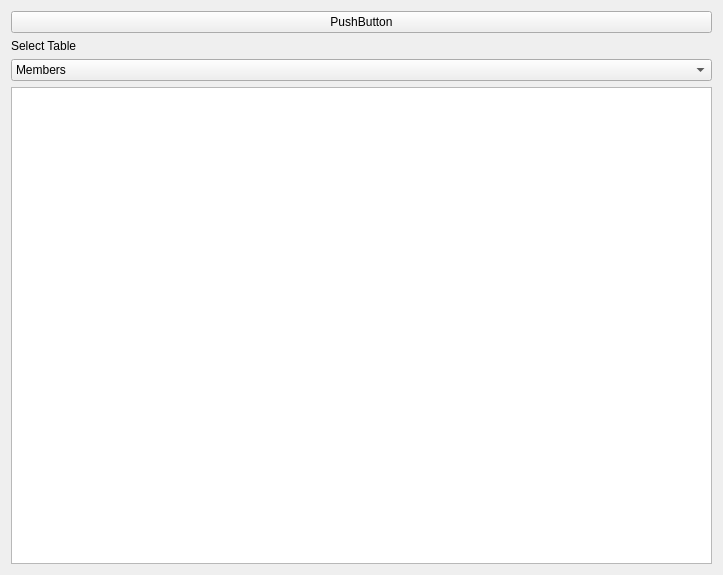
First picture: the form in dbManager/WDbView.ui, repository icampsi/FindWhat, before the edit.
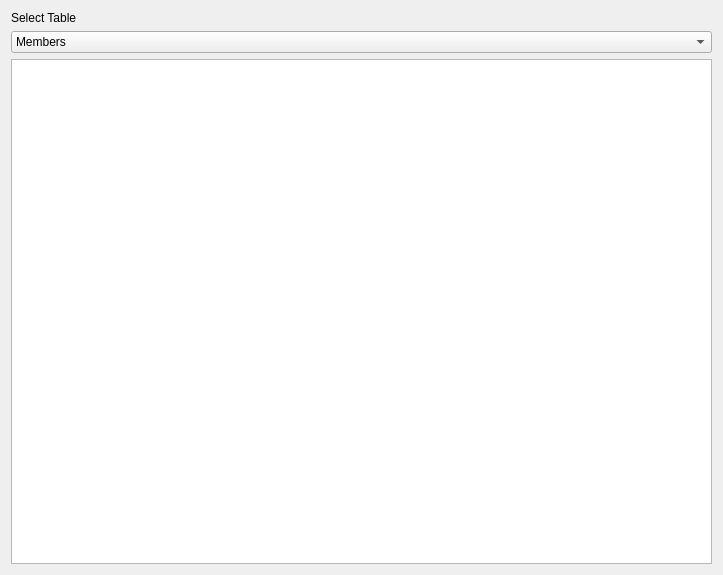
Second picture: the form after the edit.

What changed in the file:
```diff
--- a/dbManager/WDbView.ui
+++ b/dbManager/WDbView.ui
@@ -14,10 +14,7 @@
    <string>Form</string>
   </property>
   <layout class="QGridLayout" name="gridLayout">
-   <item row="3" column="0">
-    <widget class="QTreeView" name="treeView"/>
-   </item>
-   <item row="1" column="0">
+   <item row="0" column="0">
     <widget class="QLabel" name="label">
      <property name="text">
       <string>Select Table</string>
@@ -25,6 +22,9 @@
     </widget>
    </item>
    <item row="2" column="0">
+    <widget class="QTreeView" name="treeView"/>
+   </item>
+   <item row="1" column="0">
     <widget class="QComboBox" name="comboBox_tables">
      <item>
       <property name="text">
@@ -48,13 +48,6 @@
      </item>
     </widget>
    </item>
-   <item row="0" column="0">
-    <widget class="QPushButton" name="pushButton">
-     <property name="text">
-      <string>PushButton</string>
-     </property>
-    </widget>
-   </item>
   </layout>
  </widget>
  <resources/>
```
